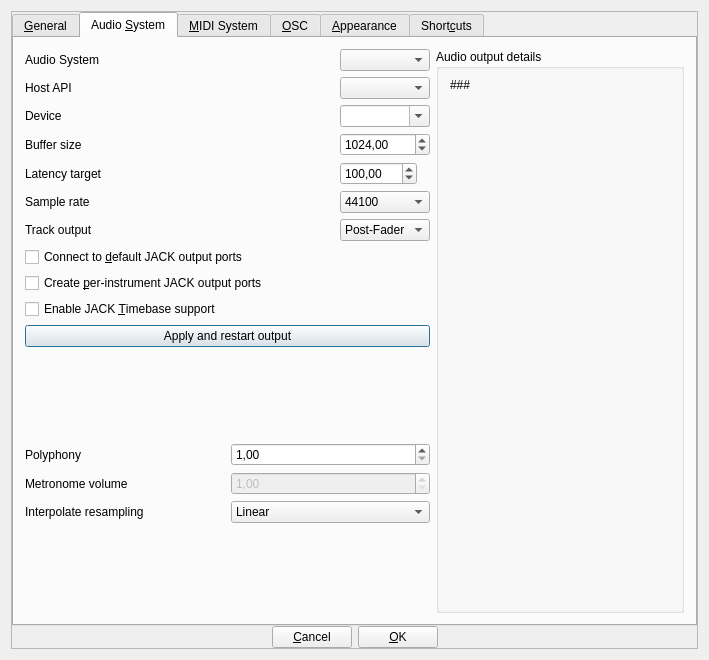
hydrogen-music/hydrogen, file src/gui/src/PreferencesDialog/PreferencesDialog_UI.ui: the form before one commit.
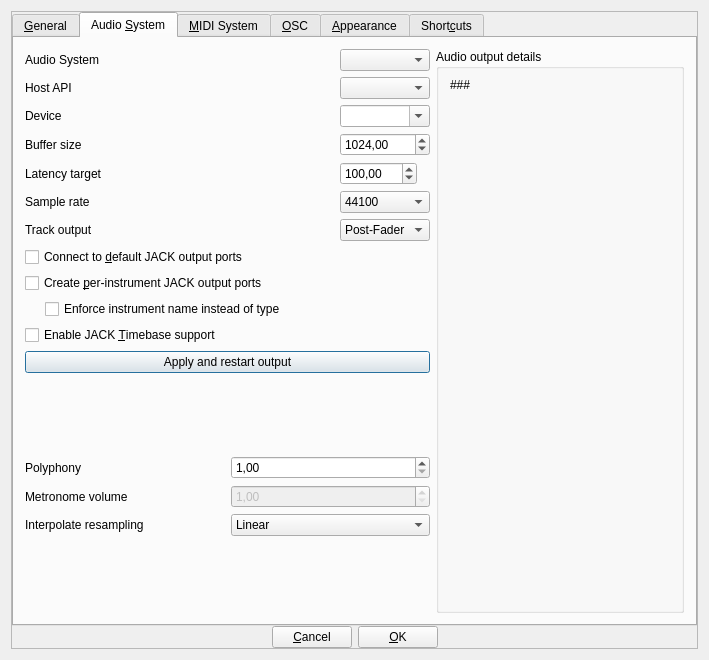
The form after the commit. The open tabs and pages were chosen to show the change. Custom widgets are drawn as their Qt base class.

Commit message:
PreferencesDialog: add checkbox to enforce instrument names
in per-track JACK output ports

```diff
--- a/src/gui/src/PreferencesDialog/PreferencesDialog_UI.ui
+++ b/src/gui/src/PreferencesDialog/PreferencesDialog_UI.ui
@@ -456,6 +456,31 @@
                  </property>
                 </widget>
                </item>
+               <item>
+                <widget class="QWidget" name="enforceInstrumentNameWidget" native="true">
+                 <layout class="QHBoxLayout" name="horizontalLayout_15">
+                  <property name="leftMargin">
+                   <number>20</number>
+                  </property>
+                  <property name="topMargin">
+                   <number>0</number>
+                  </property>
+                  <property name="rightMargin">
+                   <number>0</number>
+                  </property>
+                  <property name="bottomMargin">
+                   <number>0</number>
+                  </property>
+                  <item>
+                   <widget class="QCheckBox" name="enforceInstrumentNameCheckBox">
+                    <property name="text">
+                     <string>Enforce instrument name instead of type</string>
+                    </property>
+                   </widget>
+                  </item>
+                 </layout>
+                </widget>
+               </item>
                <item>
                 <widget class="QCheckBox" name="enableTimebaseCheckBox">
                  <property name="text">
```
The commit also changes 22 other files.
